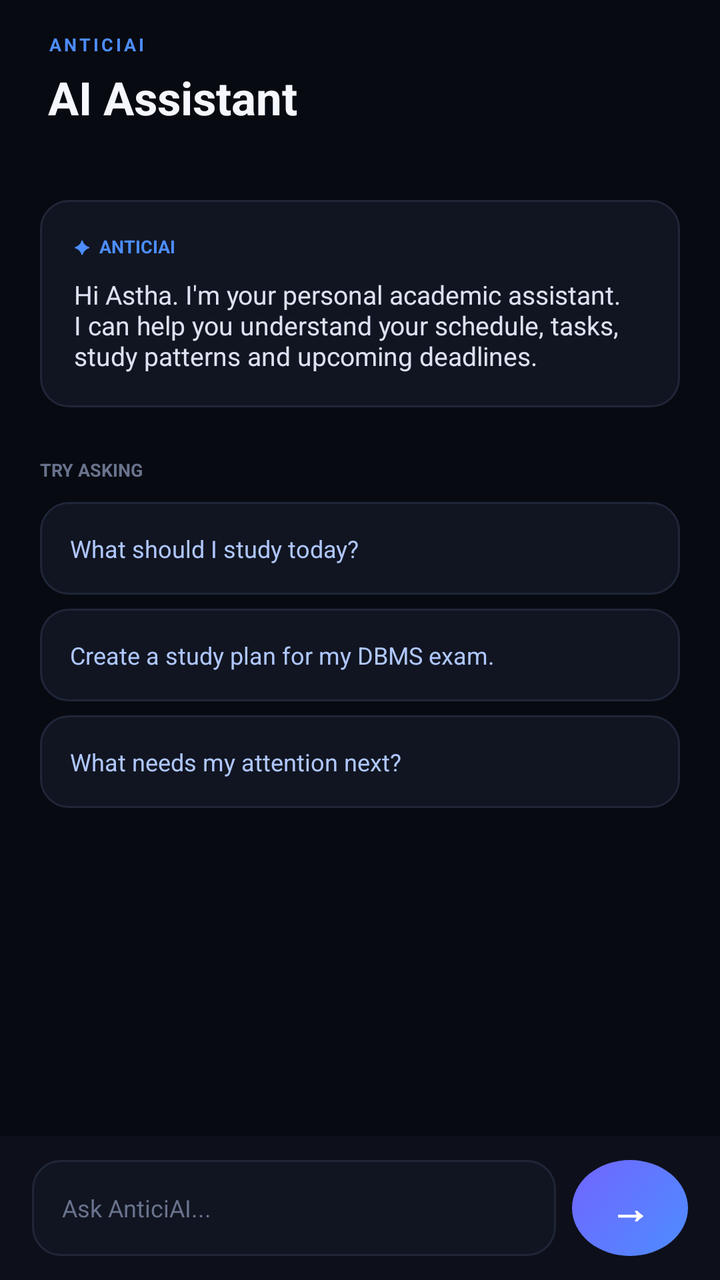
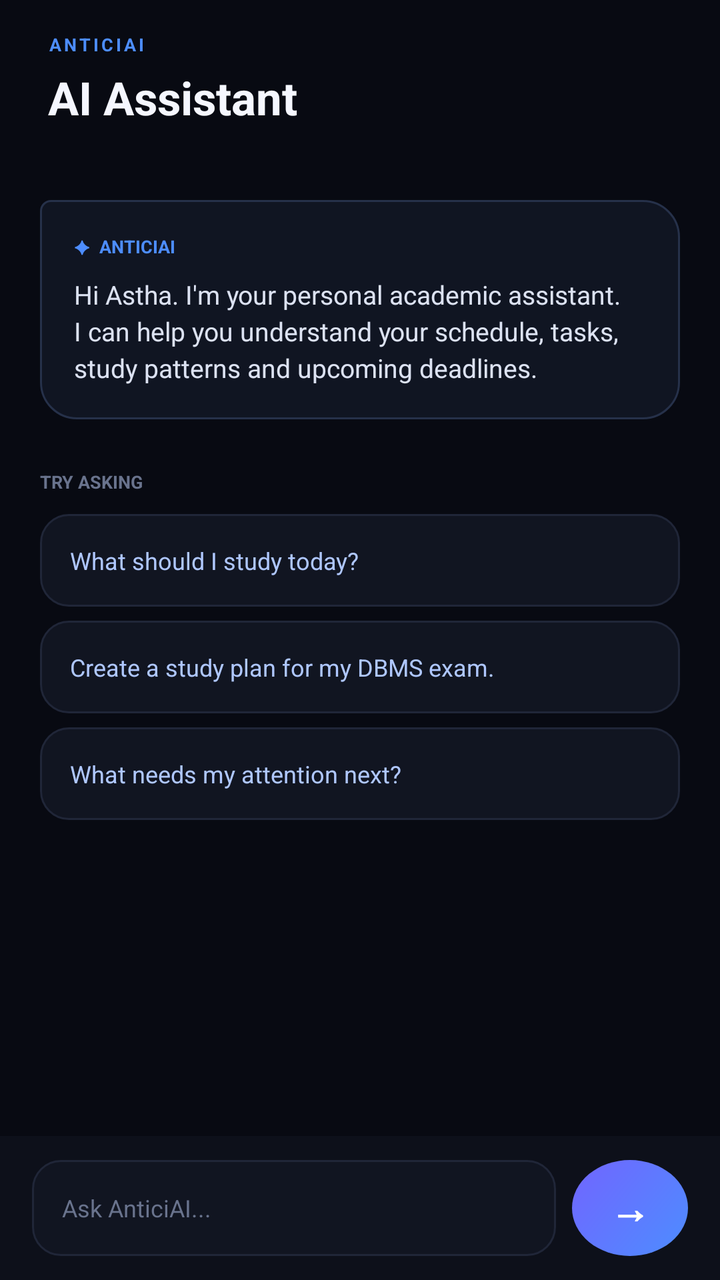

Before-and-after screenshots of an Android layout around one commit, followed by the original layout XML and the change that was made.
<!-- AndroidManifest.xml: application theme Theme.AnticiAI -->
<!-- res/layout/fragment_a_i_chat.xml -->
<?xml version="1.0" encoding="utf-8"?>
<LinearLayout
    xmlns:android="http://schemas.android.com/apk/res/android"
    android:layout_width="match_parent"
    android:layout_height="match_parent"
    android:background="#080A12"
    android:orientation="vertical">


    

    <LinearLayout
        android:layout_width="match_parent"
        android:layout_height="80dp"
        android:gravity="center_vertical"
        android:orientation="vertical"
        android:paddingStart="24dp"
        android:paddingEnd="24dp">

        <TextView
            android:layout_width="wrap_content"
            android:layout_height="wrap_content"
            android:letterSpacing="0.15"
            android:text="ANTICIAI"
            android:textColor="#4D8DFF"
            android:textSize="9sp"
            android:textStyle="bold" />

        <TextView
            android:layout_width="wrap_content"
            android:layout_height="wrap_content"
            android:layout_marginTop="5dp"
            android:text="AI Assistant"
            android:textColor="#F5F7FF"
            android:textSize="23sp"
            android:textStyle="bold" />

    </LinearLayout>


    

    <ScrollView
        android:layout_width="match_parent"
        android:layout_height="0dp"
        android:layout_weight="1"
        android:fillViewport="true">

        <LinearLayout
            android:id="@+id/chatContainer"
            android:layout_width="match_parent"
            android:layout_height="wrap_content"
            android:orientation="vertical"
            android:padding="20dp">


            

            <LinearLayout
                android:layout_width="match_parent"
                android:layout_height="wrap_content"
                android:background="@drawable/bg_main_card"
                android:orientation="vertical"
                android:padding="17dp">

                <TextView
                    android:layout_width="wrap_content"
                    android:layout_height="wrap_content"
                    android:text="✦  ANTICIAI"
                    android:textColor="#4D8DFF"
                    android:textSize="9sp"
                    android:textStyle="bold" />

                <TextView
                    android:layout_width="match_parent"
                    android:layout_height="wrap_content"
                    android:layout_marginTop="9dp"
                    android:text="Hi Astha. I'm your personal academic assistant. I can help you understand your schedule, tasks, study patterns and upcoming deadlines."
                    android:textColor="#DCE2F2"
                    android:textSize="13sp" />

            </LinearLayout>


            

            <TextView
                android:layout_width="wrap_content"
                android:layout_height="wrap_content"
                android:layout_marginTop="25dp"
                android:text="TRY ASKING"
                android:textColor="#69738D"
                android:textSize="9sp"
                android:textStyle="bold" />

            <TextView
                android:layout_width="match_parent"
                android:layout_height="wrap_content"
                android:layout_marginTop="10dp"
                android:background="@drawable/bg_main_card"
                android:padding="15dp"
                android:text="What should I study today?"
                android:textColor="#AFC7FF"
                android:textSize="12sp" />

            <TextView
                android:layout_width="match_parent"
                android:layout_height="wrap_content"
                android:layout_marginTop="7dp"
                android:background="@drawable/bg_main_card"
                android:padding="15dp"
                android:text="Create a study plan for my DBMS exam."
                android:textColor="#AFC7FF"
                android:textSize="12sp" />

            <TextView
                android:layout_width="match_parent"
                android:layout_height="wrap_content"
                android:layout_marginTop="7dp"
                android:background="@drawable/bg_main_card"
                android:padding="15dp"
                android:text="What needs my attention next?"
                android:textColor="#AFC7FF"
                android:textSize="12sp" />

        </LinearLayout>

    </ScrollView>


    

    <LinearLayout
        android:layout_width="match_parent"
        android:layout_height="72dp"
        android:background="#0D101A"
        android:gravity="center_vertical"
        android:paddingStart="16dp"
        android:paddingEnd="16dp">

        <EditText
            android:id="@+id/etMessage"
            android:layout_width="0dp"
            android:layout_height="48dp"
            android:layout_weight="1"
            android:background="@drawable/bg_main_card"
            android:hint="Ask AnticiAI..."
            android:paddingStart="15dp"
            android:paddingEnd="15dp"
            android:textColor="#F5F7FF"
            android:textColorHint="#69738D"
            android:textSize="12sp" />

        <TextView
            android:id="@+id/btnSend"
            android:layout_width="58dp"
            android:layout_height="48dp"
            android:layout_marginStart="8dp"
            android:background="@drawable/bg_profile_circle"
            android:gravity="center"
            android:text="→"
            android:textColor="#FFFFFF"
            android:textSize="20sp"
            android:textStyle="bold" />

    </LinearLayout>

</LinearLayout>
<!-- resources referenced by this layout -->
<resources>
  <!-- drawable bg_main_card (drawable) -->
  <?xml version="1.0" encoding="utf-8"?>
  <shape xmlns:android="http://schemas.android.com/apk/res/android">
  
      <solid android:color="#111521"/>
  
      <stroke
          android:width="1dp"
          android:color="#202638"/>
  
      <corners android:radius="14dp"/>
  
  </shape>
  <!-- drawable bg_profile_circle (drawable) -->
  <?xml version="1.0" encoding="utf-8"?>
  <shape xmlns:android="http://schemas.android.com/apk/res/android"
      android:shape="oval">
  
      <gradient
          android:angle="135"
          android:startColor="#4D8DFF"
          android:endColor="#7165FF"/>
  
  </shape>
  <style name="Theme.AnticiAI" parent="Base.Theme.AnticiAI" />
  <style name="Base.Theme.AnticiAI" parent="Theme.Material3.DayNight.NoActionBar">
          
          
      </style>
</resources>

<!-- the commit's change to res/layout/fragment_a_i_chat.xml (unified diff, before → after) -->
@@ -5,7 +5,6 @@
     android:layout_height="match_parent"
     android:background="#080A12"
     android:orientation="vertical">
-
 
     
 
@@ -41,25 +40,29 @@
     
 
     <ScrollView
+        android:id="@+id/chatScrollView"
         android:layout_width="match_parent"
         android:layout_height="0dp"
         android:layout_weight="1"
-        android:fillViewport="true">
+        android:fillViewport="true"
+        android:overScrollMode="never">
 
         <LinearLayout
             android:id="@+id/chatContainer"
             android:layout_width="match_parent"
             android:layout_height="wrap_content"
             android:orientation="vertical"
-            android:padding="20dp">
-
+            android:paddingStart="20dp"
+            android:paddingTop="20dp"
+            android:paddingEnd="20dp"
+            android:paddingBottom="20dp">
 
             
 
             <LinearLayout
                 android:layout_width="match_parent"
                 android:layout_height="wrap_content"
-                android:background="@drawable/bg_main_card"
+                android:background="@drawable/bg_ai_message"
                 android:orientation="vertical"
                 android:padding="17dp">
 
@@ -77,7 +80,8 @@
                     android:layout_marginTop="9dp"
                     android:text="Hi Astha. I'm your personal academic assistant. I can help you understand your schedule, tasks, study patterns and upcoming deadlines."
                     android:textColor="#DCE2F2"
-                    android:textSize="13sp" />
+                    android:textSize="13sp"
+                    android:lineSpacingExtra="3dp" />
 
             </LinearLayout>
 
@@ -94,30 +98,39 @@
                 android:textStyle="bold" />
 
             <TextView
+                android:id="@+id/suggestionStudy"
                 android:layout_width="match_parent"
                 android:layout_height="wrap_content"
                 android:layout_marginTop="10dp"
                 android:background="@drawable/bg_main_card"
+                android:clickable="true"
+                android:focusable="true"
                 android:padding="15dp"
                 android:text="What should I study today?"
                 android:textColor="#AFC7FF"
                 android:textSize="12sp" />
 
             <TextView
+                android:id="@+id/suggestionPlan"
                 android:layout_width="match_parent"
                 android:layout_height="wrap_content"
                 android:layout_marginTop="7dp"
                 android:background="@drawable/bg_main_card"
+                android:clickable="true"
+                android:focusable="true"
                 android:padding="15dp"
                 android:text="Create a study plan for my DBMS exam."
                 android:textColor="#AFC7FF"
                 android:textSize="12sp" />
 
             <TextView
+                android:id="@+id/suggestionAttention"
                 android:layout_width="match_parent"
                 android:layout_height="wrap_content"
                 android:layout_marginTop="7dp"
                 android:background="@drawable/bg_main_card"
+                android:clickable="true"
+                android:focusable="true"
                 android:padding="15dp"
                 android:text="What needs my attention next?"
                 android:textColor="#AFC7FF"
@@ -145,6 +158,8 @@
             android:layout_weight="1"
             android:background="@drawable/bg_main_card"
             android:hint="Ask AnticiAI..."
+            android:inputType="textCapSentences|textMultiLine"
+            android:maxLines="3"
             android:paddingStart="15dp"
             android:paddingEnd="15dp"
             android:textColor="#F5F7FF"
@@ -157,6 +172,8 @@
             android:layout_height="48dp"
             android:layout_marginStart="8dp"
             android:background="@drawable/bg_profile_circle"
+            android:clickable="true"
+            android:focusable="true"
             android:gravity="center"
             android:text="→"
             android:textColor="#FFFFFF"
<!-- resource entries referenced after the edit -->
@@ -1,5 +1,29 @@
 <!-- resources referenced by this layout -->
 <resources>
+  <!-- drawable bg_ai_message (drawable) -->
+  <?xml version="1.0" encoding="utf-8"?>
+  <shape xmlns:android="http://schemas.android.com/apk/res/android"
+      android:shape="rectangle">
+  
+      <solid android:color="#101522" />
+  
+      <stroke
+          android:width="1dp"
+          android:color="#26314A" />
+  
+      <corners
+          android:topLeftRadius="5dp"
+          android:topRightRadius="18dp"
+          android:bottomLeftRadius="18dp"
+          android:bottomRightRadius="18dp" />
+  
+      <padding
+          android:left="17dp"
+          android:top="14dp"
+          android:right="17dp"
+          android:bottom="14dp" />
+  
+  </shape>
   <!-- drawable bg_main_card (drawable) -->
   <?xml version="1.0" encoding="utf-8"?>
   <shape xmlns:android="http://schemas.android.com/apk/res/android">
